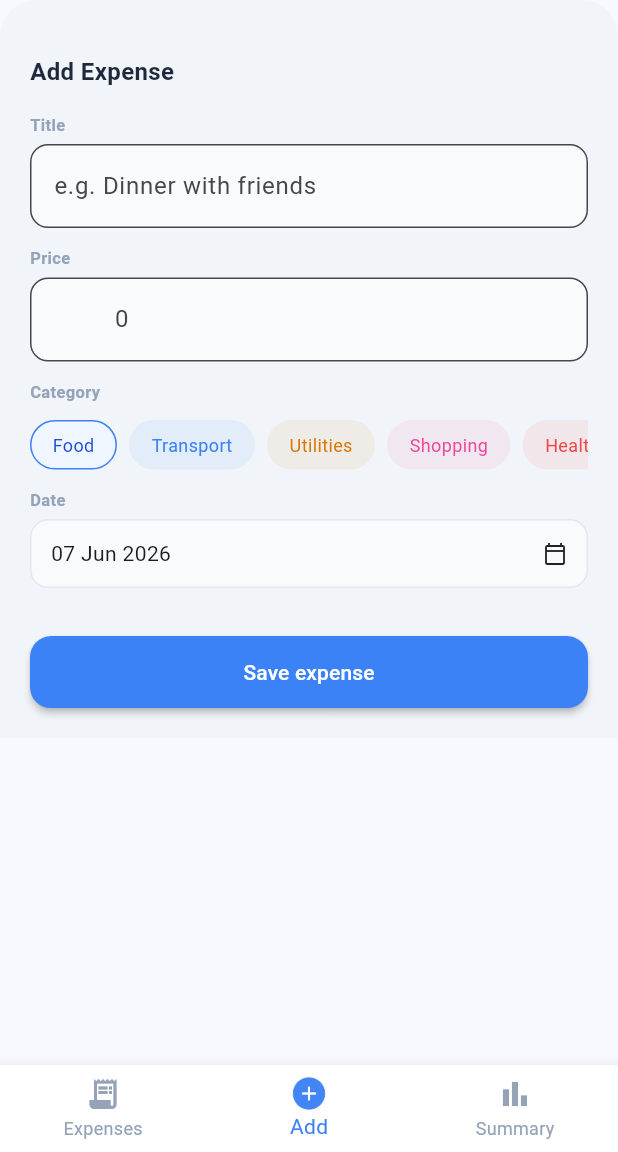
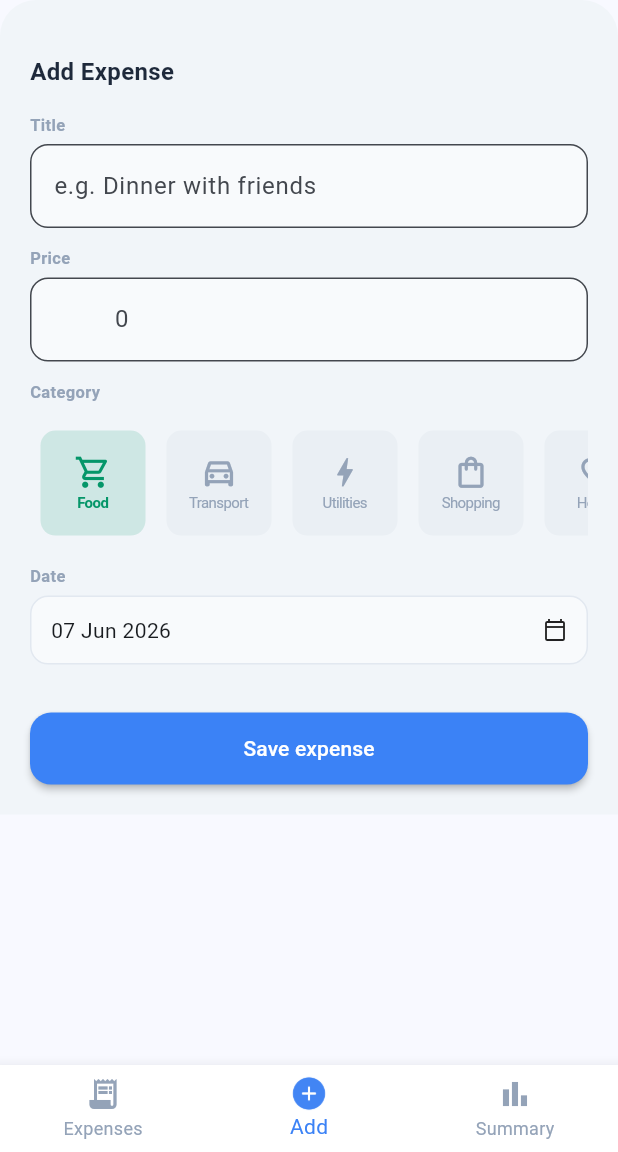
Before and after one commit to Rayyan-Wahid/SpendWise, a Flutter app: the screen it shows after launch, item 2 of the bottom bar chosen, on a phone screen of 412 x 824 dp, the part 84-1236 px from its top. Run offline on Flutter 3.47's test engine with Material 3 defaults, Android fonts, the phone set to English and light mode, and no system bars; Roboto replaces fonts that are missing (SF Pro Display).

Commit message:
Added UI for category chips.

```diff
--- a/lib/screens/expense_form.dart
+++ b/lib/screens/expense_form.dart
@@ -105,30 +105,42 @@ class ExpenseFormState extends State<ExpenseForm> {
                   return GestureDetector(
                     onTap: () => setState(() => _selectedCategory = cat),
                     child: Container(
-                      margin: const EdgeInsets.only(right: 8),
-                      padding: const EdgeInsets.symmetric(
-                        horizontal: 14,
-                        vertical: 7,
-                      ),
+                      width: 70,
+                      height: 70,
+                      margin: const EdgeInsets.all(7),
+                      alignment: Alignment.center,
                       decoration: BoxDecoration(
                         color: selected
-                            ? AppColors.accentLight
-                            : categoryMap[cat]!.color.withOpacity(0.08),
-                        borderRadius: BorderRadius.circular(20),
-                        border: Border.all(
-                          color: selected
-                              ? AppColors.accent
-                              : Colors.transparent,
+                            ? categoryMap[cat]!.color.withOpacity(0.15)
+                            : AppColors.textMuted.withOpacity(0.08),
+                        borderRadius: const BorderRadius.all(
+                          Radius.circular(10),
                         ),
                       ),
-                      child: Text(
-                        cat,
-                        style: TextStyle(
-                          fontSize: 12,
-                          color: selected
-                              ? AppColors.accentDark
-                              : categoryMap[cat]!.color,
-                        ),
+                      child: Column(
+                        mainAxisAlignment: MainAxisAlignment.center,
+                        children: [
+                          Icon(
+                            categoryMap[cat]!.icon,
+                            color: selected
+                                ? categoryMap[cat]!.color
+                                : AppColors.textMuted,
+                            size: 25,
+                          ),
+                          Text(
+                            categoryMap[cat]!.name,
+                            style: TextStyle(
+                              fontSize: 10,
+                              color: selected
+                                  ? categoryMap[cat]!.color
+                                  : AppColors.textMuted,
+                              letterSpacing: -0.4,
+                              fontWeight: selected
+                                  ? FontWeight.w600
+                                  : FontWeight.normal,
+                            ),
+                          ),
+                        ],
                       ),
                     ),
                   );
```
